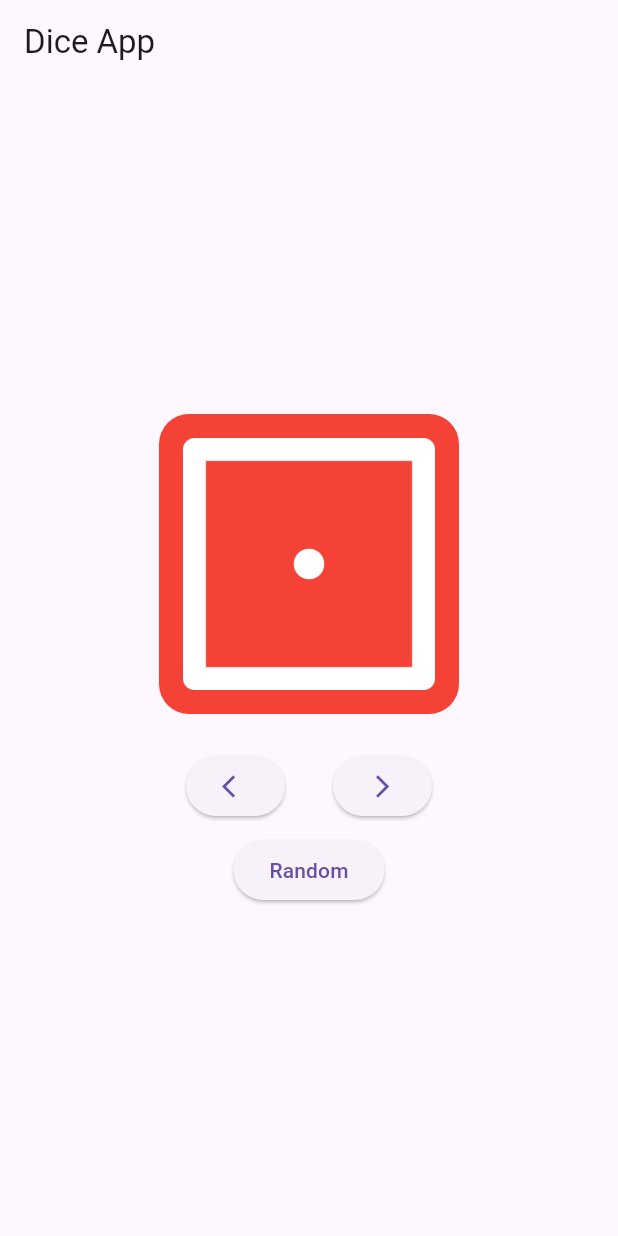
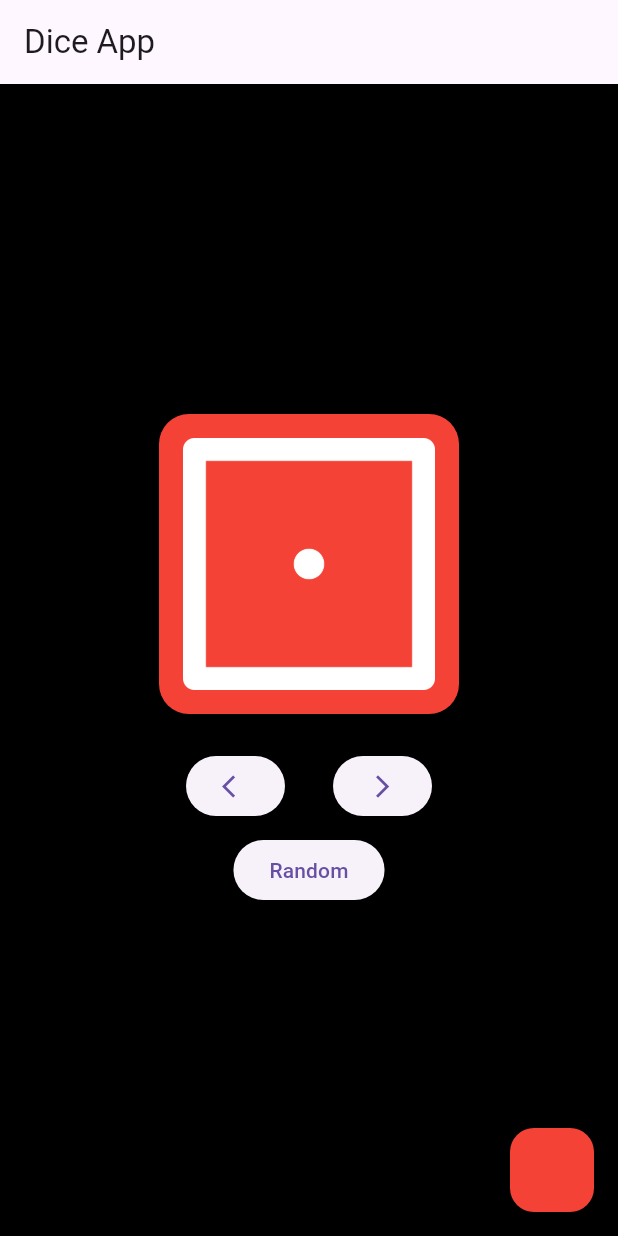
Before and after one commit to fr4nsgallegos/diceappG8, a Flutter app: the screen it shows after launch, on a phone screen of 412 x 824 dp. Run offline on Flutter 3.47's test engine with Material 3 defaults, Android fonts, the phone set to English and light mode, and no system bars.

Commit message:
backgorund scaffold

```diff
--- a/lib/pages/dice_page.dart
+++ b/lib/pages/dice_page.dart
@@ -12,6 +12,9 @@ class _DicePageState extends State<DicePage> {
   @override
   Widget build(BuildContext context) {
     return Scaffold(
+      backgroundColor: Colors.black,
+      floatingActionButton:
+          FloatingActionButton(onPressed: () {}, backgroundColor: Colors.red),
       appBar: AppBar(
         title: Text("Dice App"),
       ),
```
